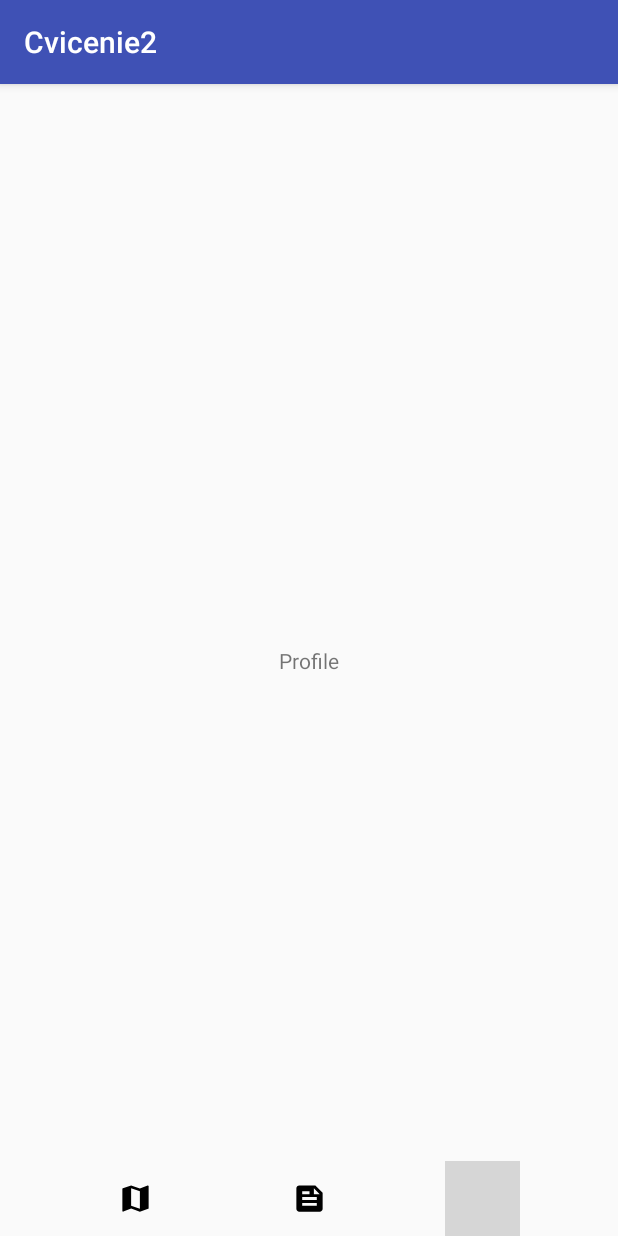
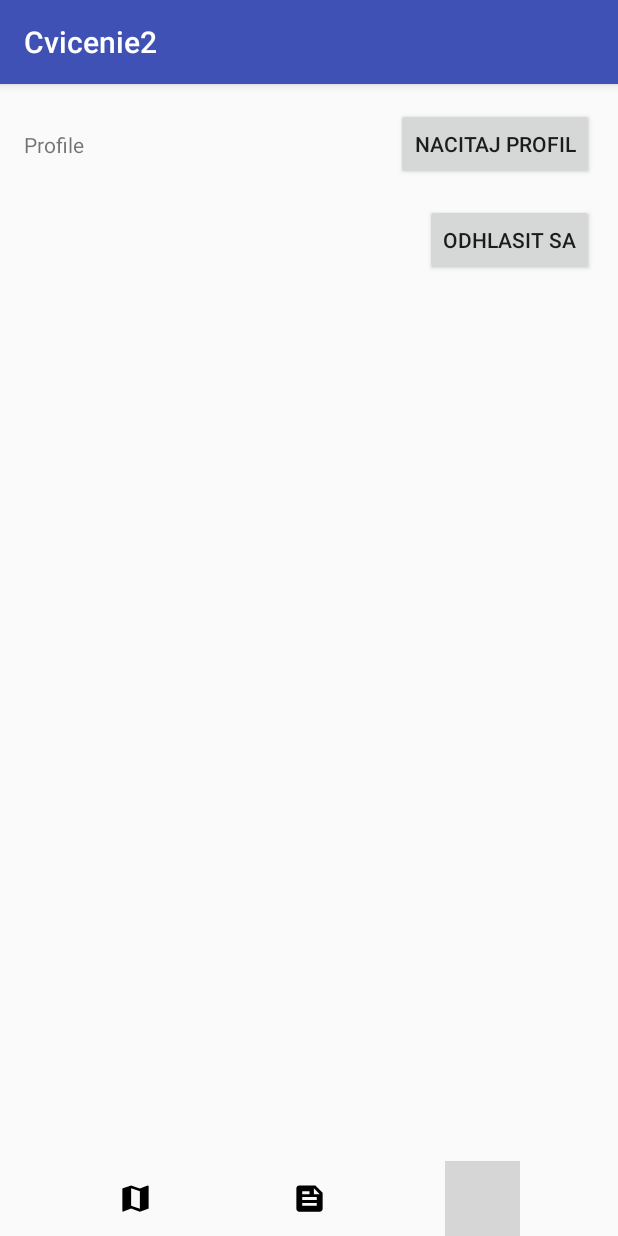
Before and after one commit to David-Baranec/mobv, an Android app: the ProfileFragment screen opened through its navigation route, on a phone screen of 412 x 824 dp. Run offline under Robolectric (Android 15) with nearby library versions, the phone set to English and light mode, and no system bars; our stand-ins replace data binding; grey boxes are pictures that could not be loaded.

Commit message:
feat: 5.4 done

```diff
--- a/app/src/main/java/com/example/cvicenie2/data/api/ApiService.kt
+++ b/app/src/main/java/com/example/cvicenie2/data/api/ApiService.kt
@@ -3,15 +3,22 @@ package com.example.cvicenie2.data.api
 import com.squareup.moshi.Moshi
 import com.squareup.moshi.kotlin.reflect.KotlinJsonAdapterFactory
 import com.example.cvicenie2.config.AppConfig
+import com.example.cvicenie2.data.api.model.LoginResponse
+import com.example.cvicenie2.data.api.model.RefreshTokenRequest
+import com.example.cvicenie2.data.api.model.RefreshTokenResponse
 import com.example.cvicenie2.data.api.model.RegistrationResponse
 import com.example.cvicenie2.data.api.model.UserRegistrationRequest
 import com.example.cvicenie2.data.api.model.UserLoginRequest
+import com.example.cvicenie2.data.api.model.UserResponse
 import retrofit2.Response
 import retrofit2.Retrofit
 import retrofit2.converter.gson.GsonConverterFactory
 import retrofit2.http.Body
 import retrofit2.http.Headers
 import retrofit2.http.POST
+import retrofit2.http.GET
+import retrofit2.http.HeaderMap
+import retrofit2.http.Query
 
 interface ApiService {
     @Headers("x-apikey: ${AppConfig.API_KEY}")
@@ -20,8 +27,19 @@ interface ApiService {
 
     @Headers("x-apikey: ${AppConfig.API_KEY}")
     @POST("user/login.php")
-    suspend fun loginUser(@Body userInfo: UserLoginRequest): Response<RegistrationResponse>
+    suspend fun loginUser(@Body userInfo: UserLoginRequest): Response<LoginResponse>
 
+    @GET("user/get.php")
+    suspend fun getUser(
+        @HeaderMap header: Map<String, String>,
+        @Query("id") id: String
+    ): Response<UserResponse>
+
+    @POST("user/refresh.php")
+    suspend fun refreshToken(
+        @HeaderMap header: Map<String, String>,
+        @Body refreshInfo: RefreshTokenRequest
+    ): Response<RefreshTokenResponse>
     companion object {
         fun create(): ApiService {
             val moshi = Moshi.Builder()
--- a/app/src/main/java/com/example/cvicenie2/data/api/model/ApiRequest.kt
+++ b/app/src/main/java/com/example/cvicenie2/data/api/model/ApiRequest.kt
@@ -4,3 +4,5 @@ package com.example.cvicenie2.data.api.model
 data class UserRegistrationRequest(val name: String, val email: String, val password: String)
 
 data class UserLoginRequest(val name: String, val password: String)
+
+data class RefreshTokenRequest(val refresh: String)
--- a/app/src/main/java/com/example/cvicenie2/data/api/model/ApiResponse.kt
+++ b/app/src/main/java/com/example/cvicenie2/data/api/model/ApiResponse.kt
@@ -3,3 +3,7 @@ package com.example.cvicenie2.data.api.model
 data class RegistrationResponse(val uid: String, val access: String, val refresh: String)
 
 data class LoginResponse(val uid: String, val access: String, val refresh: String)
+
+data class UserResponse(val id: String, val name: String, val photo: String)
+
+data class RefreshTokenResponse(val uid: String, val access: String, val refresh: String)
--- a/app/src/main/java/com/example/cvicenie2/data/model/User.kt
+++ b/app/src/main/java/com/example/cvicenie2/data/model/User.kt
@@ -6,7 +6,8 @@ data class User(
     val email: String,
     val id: String,
     val access: String,
-    val refresh: String
+    val refresh: String,
+    val photo: String = ""
 ) {
 
     fun toJson(): String? {
--- a/app/src/main/java/com/example/cvicenie2/fragments/ProfileFragment.kt
+++ b/app/src/main/java/com/example/cvicenie2/fragments/ProfileFragment.kt
@@ -5,8 +5,25 @@ import androidx.fragment.app.Fragment
 import com.example.cvicenie2.BottomBar
 import com.example.cvicenie2.R
 import com.example.cvicenie2.databinding.FragmentProfileBinding
+import androidx.lifecycle.ViewModel
+import androidx.lifecycle.ViewModelProvider
+import androidx.navigation.findNavController
+import com.example.cvicenie2.data.api.DataRepository
+import com.example.cvicenie2.viewmodels.ProfileViewModel
+import com.google.android.material.snackbar.Snackbar
 class ProfileFragment : Fragment(R.layout.fragment_profile) {
+    private lateinit var viewModel: ProfileViewModel
     private var binding: FragmentProfileBinding? = null
+
+    override fun onCreate(savedInstanceState: Bundle?) {
+        super.onCreate(savedInstanceState)
+
+        viewModel = ViewModelProvider(requireActivity(), object : ViewModelProvider.Factory {
+            override fun <T : ViewModel> create(modelClass: Class<T>): T {
+                return ProfileViewModel(DataRepository.getInstance()) as T
+            }
+        })[ProfileViewModel::class.java]
+    }
 
 
     override fun onViewCreated(view: View, savedInstanceState: Bundle?) {
@@ -14,8 +31,36 @@ class ProfileFragment : Fragment(R.layout.fragment_profile) {
 
         binding = FragmentProfileBinding.bind(view).apply {
             lifecycleOwner = viewLifecycleOwner
+            model = viewModel
         }.also { bnd ->
             bnd.bottomBar.setActive(BottomBar.PROFILE)
+            bnd.loadProfileBtn.setOnClickListener {
+                val user = PreferenceData.getInstance().getUser(requireContext())
+                user?.let {
+                    viewModel.loadUser(it.id, it.id, it.access, it.refresh)
+                }
+            }
+
+            bnd.logoutBtn.setOnClickListener {
+                PreferenceData.getInstance().clearData(requireContext())
+                it.findNavController().navigate(R.id.action_profile_intro)
+            }
+
+            viewModel.profileResult.observe(viewLifecycleOwner) {
+                if (it.isNotEmpty()) {
+                    Snackbar.make(
+                        bnd.loadProfileBtn,
+                        it,
+                        Snackbar.LENGTH_SHORT
+                    ).show()
+                }
+            }
+        }
+
+        viewModel.userResult.observe(viewLifecycleOwner) {
+            it?.let { profile ->
+                PreferenceData.getInstance().putUser(requireContext(), profile)
+            }
         }
     }
 }
--- /dev/null
+++ b/app/src/main/java/com/example/cvicenie2/viewmodels/ProfileViewModel.kt
@@ -0,0 +1,28 @@
+package com.example.cvicenie2.viewmodels
+
+import androidx.lifecycle.LiveData
+import androidx.lifecycle.MutableLiveData
+import androidx.lifecycle.ViewModel
+import androidx.lifecycle.viewModelScope
+import com.example.cvicenie2.data.api.DataRepository
+import com.example.cvicenie2.data.model.User
+
+import kotlinx.coroutines.launch
+
+class ProfileViewModel(private val dataRepository: DataRepository) : ViewModel() {
+    private val _profileResult = MutableLiveData<String>()
+    val profileResult: LiveData<String> get() = _profileResult
+
+    private val _userResult = MutableLiveData<User?>()
+    val userResult: LiveData<User?> get() = _userResult
+
+    fun loadUser(uid: String, my_uid: String, access: String, refresh: String) {
+        viewModelScope.launch {
+            val result = dataRepository.apiGetUser(
+                uid, my_uid, access, refresh
+            )
+            _profileResult.postValue(result.first ?: "")
+            _userResult.postValue(result.second)
+        }
+    }
+}
--- a/app/src/main/res/layout/fragment_profile.xml
+++ b/app/src/main/res/layout/fragment_profile.xml
@@ -1,82 +1,63 @@
 <?xml version="1.0" encoding="utf-8"?>
 
 <layout xmlns:android="http://schemas.android.com/apk/res/android"
-
     xmlns:app="http://schemas.android.com/apk/res-auto">
 
-
-
-
-
-
     <data>
-
-
-
-
-
-
-
-
-
-
-
+        <variable
+            name="model"
+            type="com.example.cvicenie2.viewmodels.ProfileViewModel" />
 
     </data>
 
-
-
-
     <androidx.constraintlayout.widget.ConstraintLayout
-
         android:layout_width="match_parent"
-
         android:layout_height="match_parent">
-
-
-
+        <TextView
+            android:id="@+id/textView"
+            android:layout_width="wrap_content"
+            android:layout_height="wrap_content"
+            android:text="@string/profile"
+            android:layout_margin="@dimen/activity_vertical_margin"
+            app:layout_constraintTop_toTopOf="@id/load_profile_btn"
+            app:layout_constraintBottom_toBottomOf="@id/load_profile_btn"
+            app:layout_constraintStart_toStartOf="parent" />
 
         <TextView
+            android:id="@+id/name"
+            android:text="@{model.userResult.username}"
+            app:layout_constraintTop_toBottomOf="@id/logout_btn"
+            app:layout_constraintStart_toStartOf="parent"
+            app:layout_constraintEnd_toEndOf="parent"
+            android:layout_margin="@dimen/activity_horizontal_margin"
+            android:layout_width="wrap_content"
+            android:layout_height="wrap_content" />
 
-            android:id="@+id/textView"
+        <Button
+            android:id="@+id/load_profile_btn"
+            android:text="@string/nacitaj_profil"
+            android:layout_width="wrap_content"
+            android:layout_height="wrap_content"
+            app:layout_constraintEnd_toEndOf="parent"
+            app:layout_constraintTop_toTopOf="parent"
+            android:layout_margin="@dimen/activity_horizontal_margin" />
 
+        <Button
+            android:id="@+id/logout_btn"
+            android:text="@string/odhlasit_sa"
             android:layout_width="wrap_content"
-
             android:layout_height="wrap_content"
-
-            android:text="Profile"
-
-            app:layout_constraintTop_toTopOf="parent"
-
-            app:layout_constraintBottom_toBottomOf="parent"
-
-            app:layout_constraintStart_toStartOf="parent"
-
-            app:layout_constraintEnd_toEndOf="parent" />
-
-
+            app:layout_constraintEnd_toEndOf="parent"
+            app:layout_constraintTop_toBottomOf="@id/load_profile_btn"
+            android:layout_margin="@dimen/activity_horizontal_margin" />
 
 
         <com.example.cvicenie2.BottomBar
-
             android:id="@+id/bottom_bar"
-
             android:layout_width="match_parent"
-
             android:layout_height="wrap_content"
-
             app:layout_constraintBottom_toBottomOf="parent"
-
             app:layout_constraintStart_toStartOf="parent"
-
             app:layout_constraintEnd_toEndOf="parent" />
-
-
-
-
-
-
-
     </androidx.constraintlayout.widget.ConstraintLayout>
-
 </layout>
--- a/app/src/main/res/navigation/nav_graph.xml
+++ b/app/src/main/res/navigation/nav_graph.xml
@@ -8,9 +8,7 @@
         android:id="@+id/loginFragment"
         android:name="com.example.cvicenie2.fragments.LoginFragment"
         android:label="LoginFragment">
-        <action
-            android:id="@+id/action_intro"
-            app:destination="@id/introFragment" />
+
         <action
             android:id="@+id/action_login_feed"
             app:popUpToInclusive="true"
@@ -37,12 +35,7 @@
         android:id="@+id/signupFragment"
         android:name="com.example.cvicenie2.fragments.SignUpFragment"
         android:label="SignupFragment">
-        <action
-            android:id="@+id/action_intro_login"
-            app:destination="@id/loginFragment" />
-        <action
-            android:id="@+id/action_intro"
-            app:destination="@id/introFragment" />
+
         <action
             android:id="@+id/action_signup_feed"
             app:popUpToInclusive="true"
@@ -62,7 +55,13 @@
     <fragment
         android:id="@+id/profileFragment"
         android:name="com.example.cvicenie2.fragments.ProfileFragment"
-        android:label="ProfileFragment" />
+        android:label="ProfileFragment">
+        <action
+            android:id="@+id/action_profile_intro"
+            app:popUpToInclusive="true"
+            app:destination="@id/introFragment" />
+    </fragment>
+
     <fragment
         android:id="@+id/resetPasswordFragment"
         android:name="com.example.cvicenie2.ForgottenPasswordFragment"
```
Also changed, not shown: app/src/main/java/com/example/cvicenie2/data/api/DataRepository.kt (+74 -0 lines), app/src/main/res/values/strings.xml (+12 -10 lines).
